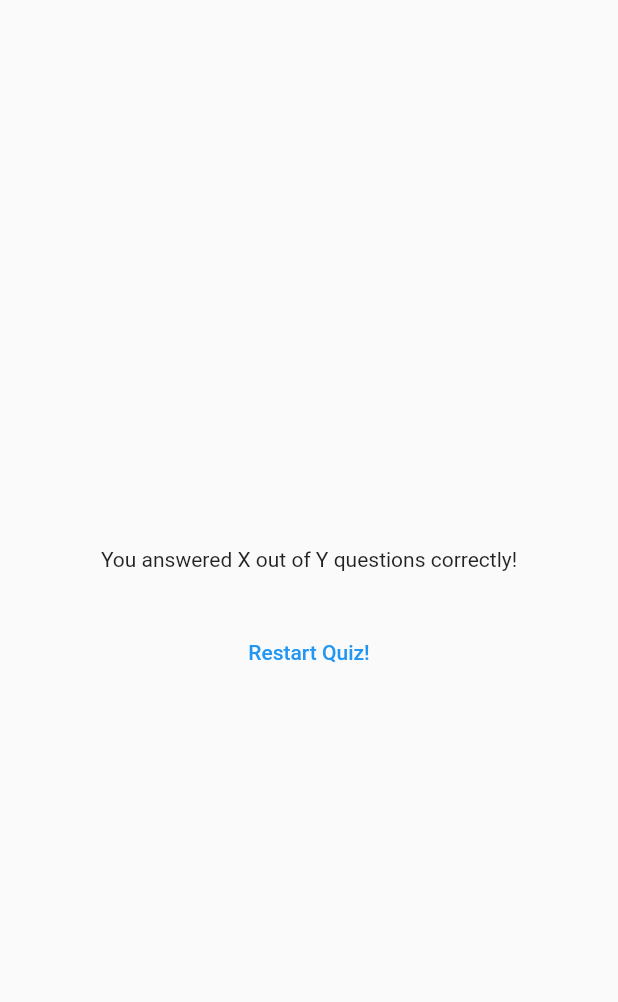
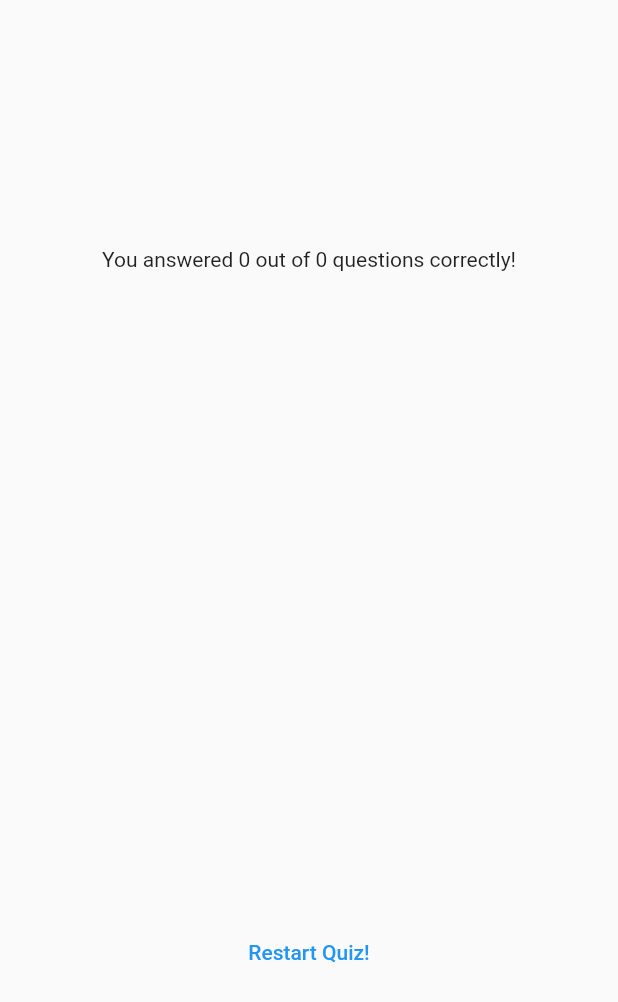
Before and after one commit to DungxLas/-Flutter-adv_basic_app, a Flutter app: the ResultScreen widget shown alone on an empty page, opened directly with empty values, on a phone screen of 412 x 824 dp. Shown: the top 1002 px of the screen. Run offline on Flutter 3.47's test engine with Material 2 defaults, Android fonts, the phone set to English and light mode, and no system bars; our stand-ins replace google_fonts.

Commit message:
30/08/2023

```diff
--- a/lib/screens/results_screen.dart
+++ b/lib/screens/results_screen.dart
@@ -28,6 +28,11 @@ class ResultScreen extends StatelessWidget {
 
   @override
   Widget build(BuildContext context) {
+    final summaryData = getSummaryData();
+    final numTotalQuestions = summaryData.length;
+    final numCorrectQuestions = summaryData
+        .where((data) => data['correct_answer'] == data['user_answer'])
+        .length;
     return SizedBox(
       width: double.infinity,
       child: Container(
@@ -35,14 +40,14 @@ class ResultScreen extends StatelessWidget {
         child: Column(
           mainAxisAlignment: MainAxisAlignment.center,
           children: [
-            const Text(
-              'You answered X out of Y questions correctly!',
+            Text(
+              'You answered $numCorrectQuestions out of $numTotalQuestions questions correctly!',
               textAlign: TextAlign.center,
             ),
             const SizedBox(
               height: 30,
             ),
-            QuestionSummary(summaryData: getSummaryData()),
+            QuestionSummary(summaryData: summaryData),
             TextButton(
               onPressed: onRestart,
               child: const Text(
--- a/lib/widgets/questions_summary.dart
+++ b/lib/widgets/questions_summary.dart
@@ -1,3 +1,4 @@
+import 'package:adv_basic_app/widgets/summary_item.dart';
 import 'package:flutter/material.dart';
 
 class QuestionSummary extends StatelessWidget {
@@ -6,30 +7,17 @@ class QuestionSummary extends StatelessWidget {
 
   @override
   Widget build(BuildContext context) {
-    return Column(
-      children: summaryData
-          .map(
-            (data) => Row(
-              children: [
-                Text(
-                  ((data['question_index'] as int) + 1).toString(),
-                ),
-                Expanded(
-                  child: Column(
-                    children: [
-                      Text(data['question'] as String),
-                      const SizedBox(
-                        height: 5,
-                      ),
-                      Text(data['correct_answer'] as String),
-                      Text(data['user_answer'] as String),
-                    ],
-                  ),
-                )
-              ],
-            ),
-          )
-          .toList(),
+    return SizedBox(
+      height: 400,
+      child: SingleChildScrollView(
+        child: Column(
+          children: summaryData
+              .map(
+                (data) => SummaryItem(data),
+              )
+              .toList(),
+        ),
+      ),
     );
   }
 }
```
Also changed, not shown: lib/widgets/question_identifier.dart (added, +35 -0 lines), lib/widgets/summary_item.dart (added, +57 -0 lines).
